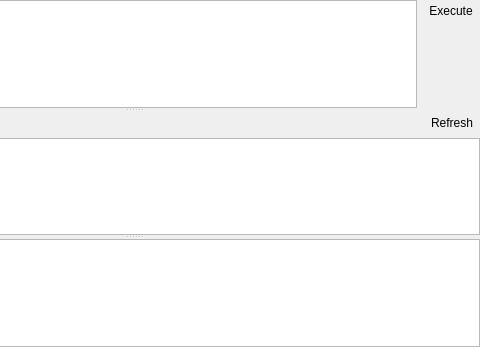
Qt form sqlwidget.ui (jkamsk/mdbsqlgui) before a commit; both pictures show x 213 to 693 and y 0 to 347 of the 693 by 347 pixel window.
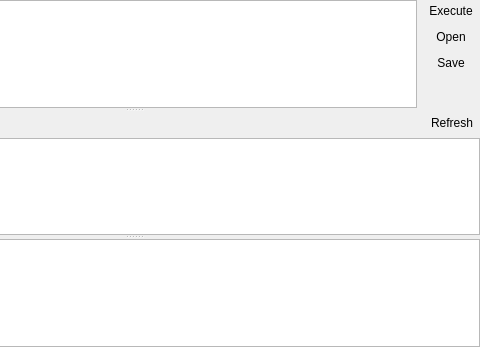
The same form after that commit. Icons and pictures are not drawn.

Commit message: query storing, direct quit, some improvements

```diff
--- a/sqlwidget.ui
+++ b/sqlwidget.ui
@@ -81,6 +81,52 @@
            </property>
           </widget>
          </item>
+         <item>
+          <widget class="QToolButton" name="QueryOpen">
+           <property name="sizePolicy">
+            <sizepolicy hsizetype="Minimum" vsizetype="Fixed">
+             <horstretch>0</horstretch>
+             <verstretch>0</verstretch>
+            </sizepolicy>
+           </property>
+           <property name="text">
+            <string>Open</string>
+           </property>
+           <property name="icon">
+            <iconset resource="resources.qrc">
+             <normaloff>:/icons/open.png</normaloff>:/icons/open.png</iconset>
+           </property>
+           <property name="toolButtonStyle">
+            <enum>Qt::ToolButtonTextBesideIcon</enum>
+           </property>
+           <property name="autoRaise">
+            <bool>true</bool>
+           </property>
+          </widget>
+         </item>
+         <item>
+          <widget class="QToolButton" name="QuerySave">
+           <property name="sizePolicy">
+            <sizepolicy hsizetype="Minimum" vsizetype="Fixed">
+             <horstretch>0</horstretch>
+             <verstretch>0</verstretch>
+            </sizepolicy>
+           </property>
+           <property name="text">
+            <string>Save</string>
+           </property>
+           <property name="icon">
+            <iconset resource="resources.qrc">
+             <normaloff>:/icons/save.png</normaloff>:/icons/save.png</iconset>
+           </property>
+           <property name="toolButtonStyle">
+            <enum>Qt::ToolButtonTextBesideIcon</enum>
+           </property>
+           <property name="autoRaise">
+            <bool>true</bool>
+           </property>
+          </widget>
+         </item>
          <item>
           <spacer name="verticalSpacer">
            <property name="orientation">
```
Left out of the diff: 6 changed lines with no effect on the pictures. The commit also changes 15 other files.
